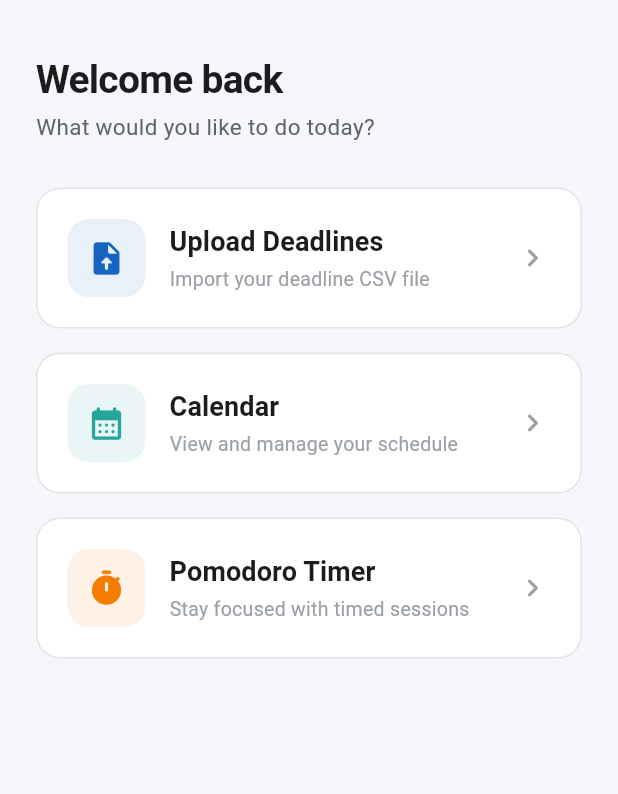
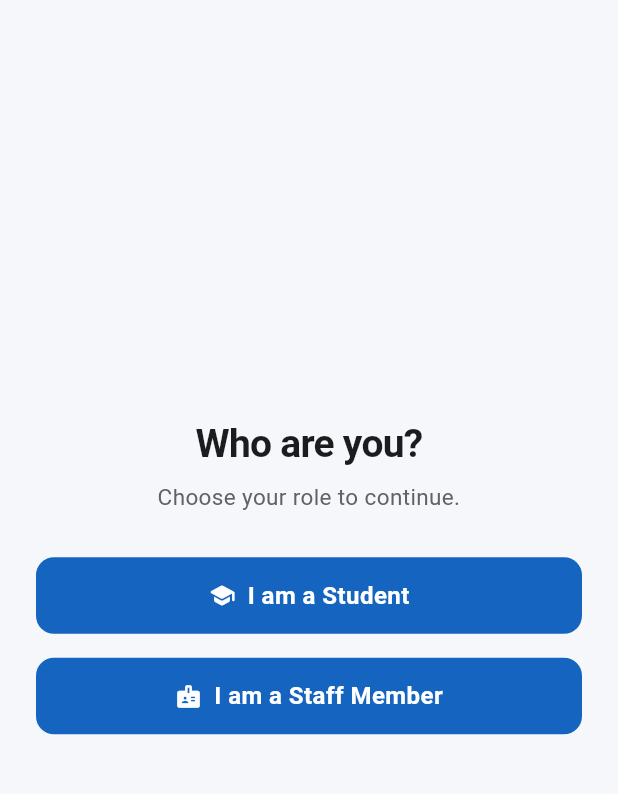
Before and after one commit to Bylesss/Deadline-Tracker-app, a Flutter app: the screen it shows after launch, on a phone screen of 412 x 824 dp, the part 84-878 px from its top. Run offline on Flutter 3.47's test engine with Material 3 defaults, Android fonts, the phone set to English and light mode, and no system bars; our stand-ins replace file_picker.

Commit message:
added staff and student logic so students cannot access csv upload

```diff
--- a/frontend/lib/main.dart
+++ b/frontend/lib/main.dart
@@ -4,44 +4,163 @@ import 'calendar.dart';
 import 'pomodoro.dart';
 import 'styles.dart';
 
+enum UserRole { student, staff }
+
 void main() {
-  runApp(
-    MaterialApp(
-      title: 'Deadline Tracker',
-      debugShowCheckedModeBanner: false,
-      theme: kAppTheme,
-      initialRoute: '/',
-      routes: {
-        '/': (context) => const HomeScreen(),
-        '/upload': (context) => const deadlineUpload(),
-        '/calendar': (context) => const calendar(),
-        '/pomodoro': (context) => const pomodoro(),
-      },
-    ),
-  );
+  runApp(const DeadlineTrackerApp());
 }
 
 void uploadCSV() {
   //this will contain logic to upload csv
 }
 
-class MyApp extends StatelessWidget {
-  const MyApp({super.key});
+class DeadlineTrackerApp extends StatefulWidget {
+  const DeadlineTrackerApp({super.key});
+
+  @override
+  State<DeadlineTrackerApp> createState() => _DeadlineTrackerAppState();
+}
+
+class _DeadlineTrackerAppState extends State<DeadlineTrackerApp> {
+  UserRole? _selectedRole;
+
+  void _setRole(UserRole role) {
+    setState(() {
+      _selectedRole = role;
+    });
+  }
+
+  void _changeRole() {
+    setState(() {
+      _selectedRole = null;
+    });
+  }
+
+  Route<dynamic> _onGenerateRoute(RouteSettings settings) {
+    final role = _selectedRole;
+    switch (settings.name) {
+      case '/upload':
+        if (role == null) {
+          return MaterialPageRoute(
+            builder: (_) => RoleSelectionScreen(onRoleSelected: _setRole),
+          );
+        }
+        if (role == UserRole.student) {
+          return MaterialPageRoute(
+            builder: (_) => HomeScreen(
+              userRole: UserRole.student,
+              onChangeRole: _changeRole,
+            ),
+          );
+        }
+        return MaterialPageRoute(builder: (_) => const deadlineUpload());
+      case '/calendar':
+        return MaterialPageRoute(builder: (_) => const calendar());
+      case '/pomodoro':
+        return MaterialPageRoute(builder: (_) => const pomodoro());
+      default:
+        return MaterialPageRoute(
+          builder: (_) => role == null
+              ? RoleSelectionScreen(onRoleSelected: _setRole)
+              : HomeScreen(userRole: role, onChangeRole: _changeRole),
+        );
+    }
+  }
 
   @override
   Widget build(BuildContext context) {
-    return const MaterialApp(title: 'Deadline Tracker', home: HomeScreen());
+    return MaterialApp(
+      title: 'Deadline Tracker',
+      debugShowCheckedModeBanner: false,
+      theme: kAppTheme,
+      onGenerateRoute: _onGenerateRoute,
+      initialRoute: '/',
+    );
+  }
+}
+
+class RoleSelectionScreen extends StatelessWidget {
+  final ValueChanged<UserRole> onRoleSelected;
+
+  const RoleSelectionScreen({super.key, required this.onRoleSelected});
+
+  @override
+  Widget build(BuildContext context) {
+    return Scaffold(
+      appBar: AppBar(title: const Text('Deadline Tracker')),
+      body: SafeArea(
+        child: Padding(
+          padding: const EdgeInsets.all(kPagePadding),
+          child: Column(
+            crossAxisAlignment: CrossAxisAlignment.stretch,
+            children: [
+              const Spacer(),
+              const Text(
+                'Who are you?',
+                style: kHeadingTextStyle,
+                textAlign: TextAlign.center,
+              ),
+              const SizedBox(height: 8),
+              const Text(
+                'Choose your role to continue.',
+                style: kBodyTextStyle,
+                textAlign: TextAlign.center,
+              ),
+              const SizedBox(height: kSectionSpacing),
+              ElevatedButton.icon(
+                onPressed: () {
+                  onRoleSelected(UserRole.student);
+                  Navigator.pushReplacementNamed(context, '/');
+                },
+                icon: const Icon(Icons.school_rounded),
+                label: const Text('I am a Student'),
+              ),
+              const SizedBox(height: kItemSpacing),
+              ElevatedButton.icon(
+                onPressed: () {
+                  onRoleSelected(UserRole.staff);
+                  Navigator.pushReplacementNamed(context, '/');
+                },
+                icon: const Icon(Icons.badge_rounded),
+                label: const Text('I am a Staff Member'),
+              ),
+              const Spacer(),
+            ],
+          ),
+        ),
+      ),
+    );
   }
 }
 
 //home screen class
 class HomeScreen extends StatelessWidget {
-  const HomeScreen({super.key});
+  final UserRole userRole;
+  final VoidCallback onChangeRole;
+
+  const HomeScreen({
+    super.key,
+    required this.userRole,
+    required this.onChangeRole,
+  });
 
   @override
   Widget build(BuildContext context) {
+    final isStaff = userRole == UserRole.staff;
+
     return Scaffold(
-      appBar: AppBar(title: const Text('Deadline Tracker')),
+      appBar: AppBar(
+        title: const Text('Deadline Tracker'),
+        actions: [
+          TextButton(
+            onPressed: () {
+              onChangeRole();
+              Navigator.pushNamedAndRemoveUntil(context, '/', (_) => false);
+            },
+            child: const Text('Switch Role'),
+          ),
+        ],
+      ),
       body: SafeArea(
         child: SingleChildScrollView(
           padding: const EdgeInsets.all(kPagePadding),
@@ -55,7 +174,15 @@ class HomeScreen extends StatelessWidget {
                 'What would you like to do today?',
                 style: kBodyTextStyle,
               ),
+              const SizedBox(height: 6),
+              Text(
+                isStaff
+                    ? 'You are signed in as staff.'
+                    : 'You are signed in as student.',
+                style: kCaptionTextStyle,
+              ),
               const SizedBox(height: kSectionSpacing),
+              if (isStaff) ...[
                 _NavCard(
                   icon: Icons.upload_file_rounded,
                   title: 'Upload Deadlines',
@@ -64,6 +191,7 @@ class HomeScreen extends StatelessWidget {
                   onTap: () => Navigator.pushNamed(context, '/upload'),
                 ),
                 const SizedBox(height: kItemSpacing),
+              ],
               _NavCard(
                 icon: Icons.calendar_month_rounded,
                 title: 'Calendar',
```
Lines whose indentation alone changed are shown as unchanged.
